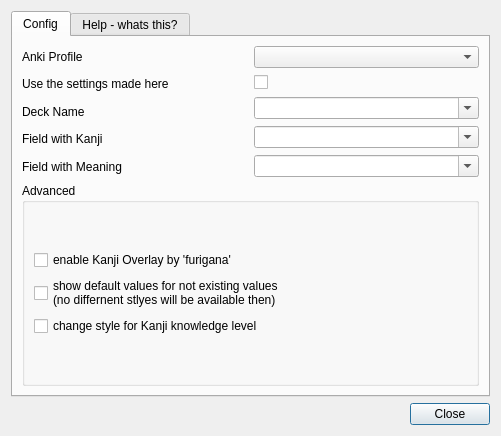
Old version of the form kol/KolConfigGui.ui in the repository PerplexityCoding/KanjiKeywordOverlay.
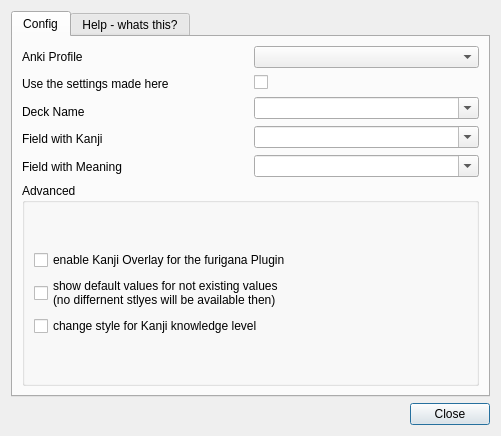
New version of the form.

Commit message: Change some text 'enable Kanji Overlay for the furigana Plugin'

The edit to the form file:
```diff
--- a/kol/KolConfigGui.ui
+++ b/kol/KolConfigGui.ui
@@ -143,7 +143,7 @@
                  <enum>Qt::LeftToRight</enum>
                 </property>
                 <property name="text">
-                 <string>enable Kanji Overlay by 'furigana'</string>
+                 <string>enable Kanji Overlay for the furigana Plugin</string>
                 </property>
                </widget>
               </item>
```
The commit also changes 1 other file.
